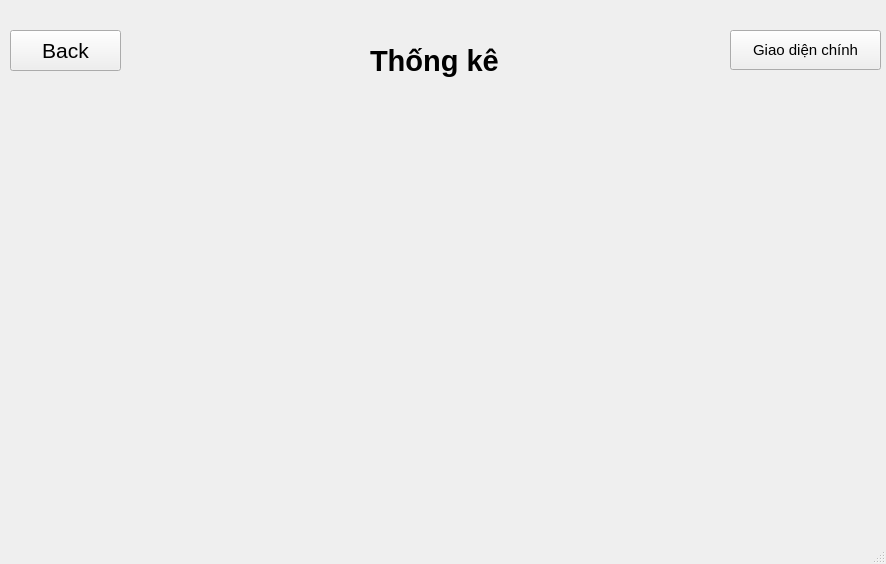
Old version of the form ThuNg/mainwindow.ui in the repository LeTuan-iu-HKN/GUI-.
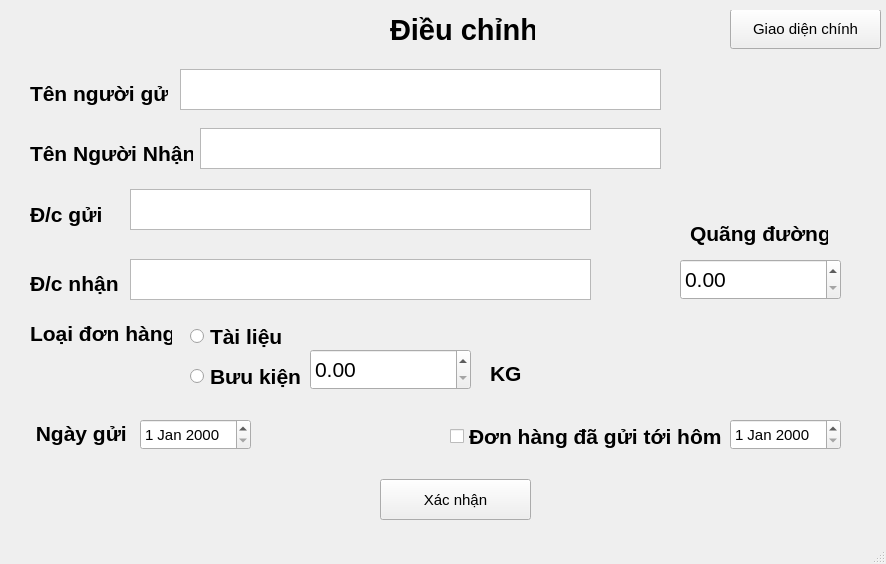
New version of the form. The open tabs and pages were chosen to show the change.

Commit message: Con thieu chuc nang xoa

What changed in the file:
```diff
--- a/ThuNg/mainwindow.ui
+++ b/ThuNg/mainwindow.ui
@@ -18,7 +18,7 @@
     <property name="geometry">
      <rect>
       <x>10</x>
-      <y>30</y>
+      <y>10</y>
       <width>871</width>
       <height>531</height>
      </rect>
@@ -1680,33 +1680,97 @@
      <widget class="QLabel" name="label0_22">
       <property name="geometry">
        <rect>
-        <x>360</x>
-        <y>10</y>
-        <width>141</width>
+        <x>20</x>
+        <y>259</y>
+        <width>90</width>
+        <height>28</height>
+       </rect>
+      </property>
+      <property name="font">
+       <font>
+        <pointsize>16</pointsize>
+        <bold>true</bold>
+       </font>
+      </property>
+      <property name="text">
+       <string>Đ/c nhận</string>
+      </property>
+     </widget>
+     <widget class="QTextEdit" name="textEditDiaChiNhan_2">
+      <property name="geometry">
+       <rect>
+        <x>120</x>
+        <y>249</y>
+        <width>461</width>
         <height>41</height>
        </rect>
       </property>
       <property name="font">
        <font>
-        <family>Segoe UI</family>
-        <pointsize>22</pointsize>
+        <pointsize>14</pointsize>
+       </font>
+      </property>
+     </widget>
+     <widget class="QLabel" name="label_9">
+      <property name="geometry">
+       <rect>
+        <x>480</x>
+        <y>349</y>
+        <width>52</width>
+        <height>28</height>
+       </rect>
+      </property>
+      <property name="font">
+       <font>
+        <pointsize>16</pointsize>
         <bold>true</bold>
        </font>
       </property>
-      <property name="autoFillBackground">
-       <bool>false</bool>
+      <property name="text">
+       <string>KG</string>
       </property>
+     </widget>
+     <widget class="QRadioButton" name="radioButtonTaiLieu_2">
+      <property name="geometry">
+       <rect>
+        <x>180</x>
+        <y>309</y>
+        <width>94</width>
+        <height>34</height>
+       </rect>
+      </property>
+      <property name="font">
+       <font>
+        <pointsize>16</pointsize>
+        <bold>true</bold>
+       </font>
+      </property>
       <property name="text">
-       <string>Thống kê</string>
+       <string>Tài liệu</string>
       </property>
      </widget>
-     <widget class="QPushButton" name="pushButton_24">
+     <widget class="QDateEdit" name="dateEditNgayGui_2">
       <property name="geometry">
        <rect>
-        <x>720</x>
-        <y>0</y>
+        <x>130</x>
+        <y>409</y>
+        <width>111</width>
+        <height>31</height>
+       </rect>
+      </property>
+      <property name="font">
+       <font>
+        <pointsize>11</pointsize>
+       </font>
+      </property>
+     </widget>
+     <widget class="QPushButton" name="pushButton_8">
+      <property name="geometry">
+       <rect>
+        <x>370</x>
+        <y>469</y>
         <width>151</width>
-        <height>40</height>
+        <height>41</height>
        </rect>
       </property>
       <property name="font">
@@ -1716,20 +1780,281 @@
        </font>
       </property>
       <property name="text">
-       <string>Giao diện chính</string>
+       <string>Xác nhận</string>
+      </property>
+     </widget>
+     <widget class="QDateEdit" name="dateEditNgayNhan_2">
+      <property name="geometry">
+       <rect>
+        <x>720</x>
+        <y>409</y>
+        <width>111</width>
+        <height>31</height>
+       </rect>
+      </property>
+      <property name="font">
+       <font>
+        <pointsize>11</pointsize>
+       </font>
+      </property>
+     </widget>
+     <widget class="QLabel" name="label_10">
+      <property name="geometry">
+       <rect>
+        <x>20</x>
+        <y>309</y>
+        <width>142</width>
+        <height>28</height>
+       </rect>
+      </property>
+      <property name="font">
+       <font>
+        <pointsize>16</pointsize>
+        <bold>true</bold>
+       </font>
+      </property>
+      <property name="text">
+       <string>Loại đơn hàng</string>
+      </property>
+     </widget>
+     <widget class="QLabel" name="label_29">
+      <property name="geometry">
+       <rect>
+        <x>20</x>
+        <y>69</y>
+        <width>138</width>
+        <height>28</height>
+       </rect>
+      </property>
+      <property name="font">
+       <font>
+        <pointsize>16</pointsize>
+        <bold>true</bold>
+       </font>
+      </property>
+      <property name="text">
+       <string>Tên người gửi</string>
+      </property>
+     </widget>
+     <widget class="QLabel" name="label_17">
+      <property name="geometry">
+       <rect>
+        <x>20</x>
+        <y>409</y>
+        <width>97</width>
+        <height>28</height>
+       </rect>
+      </property>
+      <property name="font">
+       <font>
+        <pointsize>16</pointsize>
+        <bold>true</bold>
+       </font>
+      </property>
+      <property name="text">
+       <string> Ngày gửi</string>
+      </property>
+     </widget>
+     <widget class="QLabel" name="label_18">
+      <property name="geometry">
+       <rect>
+        <x>20</x>
+        <y>190</y>
+        <width>73</width>
+        <height>28</height>
+       </rect>
+      </property>
+      <property name="font">
+       <font>
+        <pointsize>16</pointsize>
+        <bold>true</bold>
+       </font>
+      </property>
+      <property name="text">
+       <string>Đ/c gửi</string>
+      </property>
+     </widget>
+     <widget class="QDoubleSpinBox" name="doubleSpinBoxQuangDuong_2">
+      <property name="geometry">
+       <rect>
+        <x>670</x>
+        <y>249</y>
+        <width>161</width>
+        <height>41</height>
+       </rect>
       </property>
      </widget>
      <widget class="QPushButton" name="pushButton_25">
       <property name="geometry">
        <rect>
-        <x>0</x>
+        <x>720</x>
+        <y>-1</y>
+        <width>151</width>
+        <height>40</height>
+       </rect>
+      </property>
+      <property name="font">
+       <font>
+        <pointsize>11</pointsize>
+        <bold>false</bold>
+       </font>
+      </property>
+      <property name="text">
+       <string>Giao diện chính</string>
+      </property>
+     </widget>
+     <widget class="QLabel" name="label0_6">
+      <property name="geometry">
+       <rect>
+        <x>380</x>
         <y>0</y>
-        <width>111</width>
+        <width>145</width>
+        <height>39</height>
+       </rect>
+      </property>
+      <property name="font">
+       <font>
+        <family>Segoe UI</family>
+        <pointsize>22</pointsize>
+        <bold>true</bold>
+       </font>
+      </property>
+      <property name="autoFillBackground">
+       <bool>false</bool>
+      </property>
+      <property name="text">
+       <string>Điều chỉnh</string>
+      </property>
+     </widget>
+     <widget class="QLabel" name="label_19">
+      <property name="geometry">
+       <rect>
+        <x>680</x>
+        <y>209</y>
+        <width>138</width>
+        <height>28</height>
+       </rect>
+      </property>
+      <property name="font">
+       <font>
+        <pointsize>16</pointsize>
+        <bold>true</bold>
+       </font>
+      </property>
+      <property name="text">
+       <string>Quãng đường</string>
+      </property>
+     </widget>
+     <widget class="QTextEdit" name="textEditTenNguoiGui_2">
+      <property name="geometry">
+       <rect>
+        <x>170</x>
+        <y>59</y>
+        <width>481</width>
         <height>41</height>
        </rect>
       </property>
+      <property name="font">
+       <font>
+        <pointsize>14</pointsize>
+       </font>
+      </property>
+     </widget>
+     <widget class="QCheckBox" name="checkBoxDenChua_2">
+      <property name="geometry">
+       <rect>
+        <x>440</x>
+        <y>409</y>
+        <width>275</width>
+        <height>34</height>
+       </rect>
+      </property>
+      <property name="font">
+       <font>
+        <pointsize>16</pointsize>
+        <bold>true</bold>
+       </font>
+      </property>
       <property name="text">
-       <string>Back</string>
+       <string>Đơn hàng đã gửi tới hôm</string>
+      </property>
+     </widget>
+     <widget class="QLabel" name="label_30">
+      <property name="geometry">
+       <rect>
+        <x>20</x>
+        <y>129</y>
+        <width>163</width>
+        <height>28</height>
+       </rect>
+      </property>
+      <property name="font">
+       <font>
+        <pointsize>16</pointsize>
+        <bold>true</bold>
+       </font>
+      </property>
+      <property name="text">
+       <string>Tên Người Nhận</string>
+      </property>
+     </widget>
+     <widget class="QTextEdit" name="textEditDiaChiGui_2">
+      <property name="geometry">
+       <rect>
+        <x>120</x>
+        <y>179</y>
+        <width>461</width>
+        <height>41</height>
+       </rect>
+      </property>
+      <property name="font">
+       <font>
+        <pointsize>14</pointsize>
+       </font>
+      </property>
+     </widget>
+     <widget class="QDoubleSpinBox" name="doubleSpinBoxCanNang_2">
+      <property name="geometry">
+       <rect>
+        <x>300</x>
+        <y>339</y>
+        <width>161</width>
+        <height>41</height>
+       </rect>
+      </property>
+     </widget>
+     <widget class="QRadioButton" name="radioButton_3">
+      <property name="geometry">
+       <rect>
+        <x>180</x>
+        <y>349</y>
+        <width>113</width>
+        <height>34</height>
+       </rect>
+      </property>
+      <property name="font">
+       <font>
+        <pointsize>16</pointsize>
+        <bold>true</bold>
+       </font>
+      </property>
+      <property name="text">
+       <string>Bưu kiện</string>
+      </property>
+     </widget>
+     <widget class="QTextEdit" name="textEditTenNguoiNhan_2">
+      <property name="geometry">
+       <rect>
+        <x>190</x>
+        <y>118</y>
+        <width>461</width>
+        <height>41</height>
+       </rect>
+      </property>
+      <property name="font">
+       <font>
+        <pointsize>14</pointsize>
+       </font>
       </property>
      </widget>
     </widget>
@@ -1883,6 +2208,156 @@
       </property>
      </widget>
     </widget>
+    <widget class="QWidget" name="page">
+     <widget class="QLabel" name="label0_25">
+      <property name="geometry">
+       <rect>
+        <x>420</x>
+        <y>0</y>
+        <width>53</width>
+        <height>39</height>
+       </rect>
+      </property>
+      <property name="font">
+       <font>
+        <family>Segoe UI</family>
+        <pointsize>22</pointsize>
+        <bold>true</bold>
+       </font>
+      </property>
+      <property name="autoFillBackground">
+       <bool>false</bool>
+      </property>
+      <property name="text">
+       <string>Xóa</string>
+      </property>
+     </widget>
+     <widget class="QTextEdit" name="textSearch_2">
+      <property name="geometry">
+       <rect>
+        <x>390</x>
+        <y>50</y>
+        <width>256</width>
+        <height>41</height>
+       </rect>
+      </property>
+      <property name="font">
+       <font>
+        <pointsize>12</pointsize>
+       </font>
+      </property>
+     </widget>
+     <widget class="QLabel" name="label0_26">
+      <property name="geometry">
+       <rect>
+        <x>80</x>
+        <y>50</y>
+        <width>298</width>
+        <height>36</height>
+       </rect>
+      </property>
+      <property name="font">
+       <font>
+        <family>Segoe UI</family>
+        <pointsize>20</pointsize>
+        <bold>true</bold>
+       </font>
+      </property>
+      <property name="autoFillBackground">
+       <bool>false</bool>
+      </property>
+      <property name="text">
+       <string>Nhập ID xóa vào nhóe :</string>
+      </property>
+     </widget>
+     <widget class="QTableWidget" name="tableWidgetDSDiaChi_2">
+      <property name="geometry">
+       <rect>
+        <x>30</x>
+        <y>120</y>
+        <width>811</width>
+        <height>371</height>
+       </rect>
+      </property>
+      <property name="font">
+       <font>
+        <pointsize>10</pointsize>
+       </font>
+      </property>
+      <column>
+       <property name="text">
+        <string>Tên người gửi</string>
+       </property>
+      </column>
+      <column>
+       <property name="text">
+        <string>Địa chỉ gửi</string>
+       </property>
+      </column>
+      <column>
+       <property name="text">
+        <string>Tên người nhận</string>
+       </property>
+      </column>
+      <column>
+       <property name="text">
+        <string>Địa chỉ nhận</string>
+       </property>
+      </column>
+      <column>
+       <property name="text">
+        <string>Ngày gửi</string>
+       </property>
+      </column>
+      <column>
+       <property name="text">
+        <string>Ngày nhận</string>
+       </property>
+      </column>
+      <column>
+       <property name="text">
+        <string>Loại đơn hàng</string>
+       </property>
+      </column>
+      <column>
+       <property name="text">
+        <string>Thu được</string>
+       </property>
+      </column>
+     </widget>
+     <widget class="QPushButton" name="pushButton_11">
+      <property name="geometry">
+       <rect>
+        <x>660</x>
+        <y>50</y>
+        <width>94</width>
+        <height>41</height>
+       </rect>
+      </property>
+      <property name="text">
+       <string>Xác nhận</string>
+      </property>
+     </widget>
+     <widget class="QPushButton" name="pushButton_24">
+      <property name="geometry">
+       <rect>
+        <x>720</x>
+        <y>0</y>
+        <width>151</width>
+        <height>40</height>
+       </rect>
+      </property>
+      <property name="font">
+       <font>
+        <pointsize>11</pointsize>
+        <bold>false</bold>
+       </font>
+      </property>
+      <property name="text">
+       <string>Giao diện chính</string>
+      </property>
+     </widget>
+    </widget>
    </widget>
   </widget>
   <widget class="QMenuBar" name="menubar">
```
Left out of the diff: 93 changed lines with no effect on the pictures. The commit also changes 12 other files.
